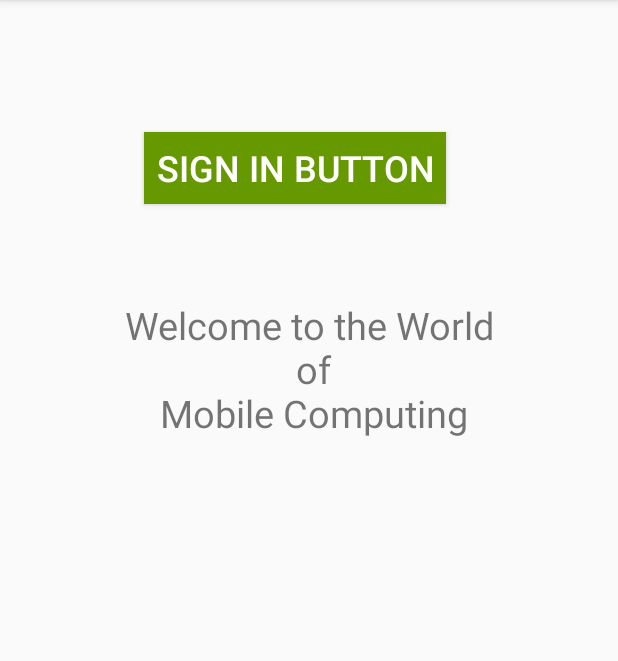
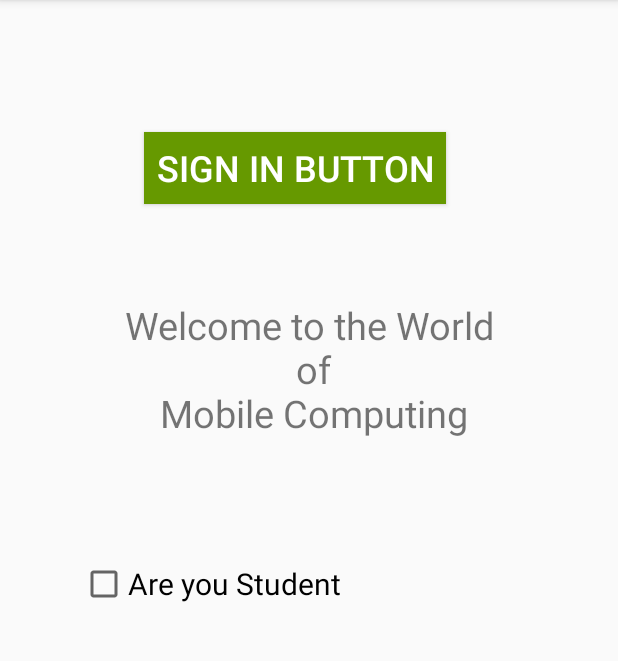
Before and after one commit to MianAnwar/MC_mc_assign_01, an Android app: the screen it shows after launch (MainActivity), on a phone screen of 412 x 824 dp, the part 84-745 px from its top. Run offline under Robolectric (Android 15) with nearby library versions, the phone set to English and light mode, and no system bars.

Commit message:
my third widget is built, 'the checkBox: Are you Student?'

```diff
--- a/app/src/main/res/layout/activity_main.xml
+++ b/app/src/main/res/layout/activity_main.xml
@@ -38,4 +38,17 @@
         app:layout_constraintVertical_bias="0.118"
         android:gravity="center" />
 
+    <CheckBox
+        android:id="@+id/checkBox"
+        android:layout_width="wrap_content"
+        android:layout_height="wrap_content"
+        android:text="Are you Student"
+        android:textSize="20dp"
+        app:layout_constraintBottom_toBottomOf="parent"
+        app:layout_constraintEnd_toEndOf="parent"
+        app:layout_constraintHorizontal_bias="0.223"
+        app:layout_constraintStart_toStartOf="parent"
+        app:layout_constraintTop_toBottomOf="@+id/textView"
+        app:layout_constraintVertical_bias="0.182" />
+
 </androidx.constraintlayout.widget.ConstraintLayout>
```
